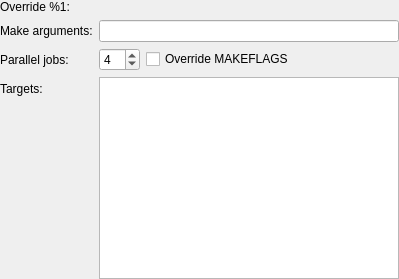
The window that src/plugins/projectexplorer/makestep.ui (qt-creator/qt-creator) describes before a commit, drawn with Qt 5.
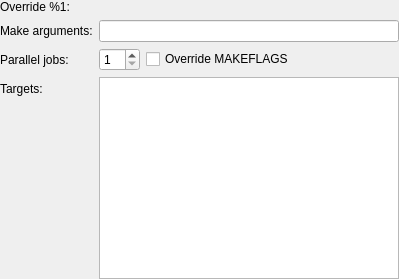
The same window after the commit. Custom widgets are drawn as their Qt base class.

Commit message:
ProjectExplorer: Remove default value from userJobCount
It is set to QThread::idealThreadCount() by the application.

```diff
--- a/src/plugins/projectexplorer/makestep.ui
+++ b/src/plugins/projectexplorer/makestep.ui
@@ -79,9 +79,6 @@
        <property name="minimum">
         <number>1</number>
        </property>
-       <property name="value">
-        <number>4</number>
-       </property>
       </widget>
      </item>
      <item>
```
